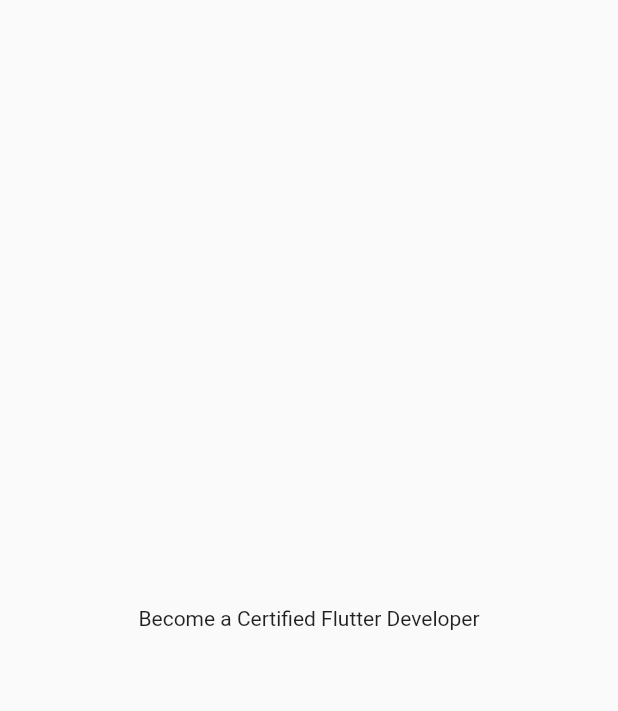
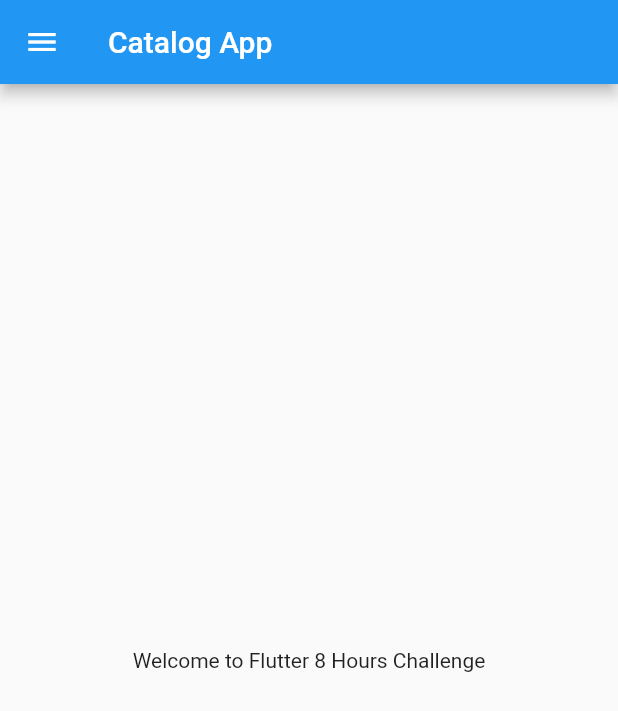
Before and after one commit to raoufahmadbhatti/futter-practice, a Flutter app: the screen it shows after launch, on a phone screen of 412 x 824 dp. Shown: the top 711 px of the screen. Run offline on Flutter 3.47's test engine with Material 2 defaults, Android fonts, the phone set to English and light mode, and no system bars.

Commit message:
Chapter 2 Completed

```diff
--- a/lib/homePage.dart
+++ b/lib/homePage.dart
@@ -0,0 +1,21 @@
+import 'package:flutter/material.dart';
+
+class HomePage extends StatelessWidget {
+ final int hours = 8;
+  final String courseName = "Flutter";
+
+  @override
+  Widget build(BuildContext context) {
+    return Scaffold(
+      appBar: AppBar(
+        title: Text("Catalog App"),
+      ),
+      body: Center(
+        child: Container(
+          child: Text("Welcome to $courseName $hours Hours Challenge"),
+        ),
+      ),
+      drawer: Drawer(),
+    );
+  }
+}
--- a/lib/main.dart
+++ b/lib/main.dart
@@ -1,4 +1,5 @@
 import 'package:flutter/material.dart';
+import 'package:flutter_app/homePage.dart';
 
 void main(){
   runApp(MyApp());
@@ -10,13 +11,7 @@ class MyApp extends StatelessWidget {
   @override
   Widget build(BuildContext context) {
     return MaterialApp(
-      home: Material(
-        child: Center(
-          child: Container(
-            child: Text("Become a Certified Flutter Developer"),
-          ),
-        ),
-      ),
+      home: HomePage()
     );
   }
 }
```
